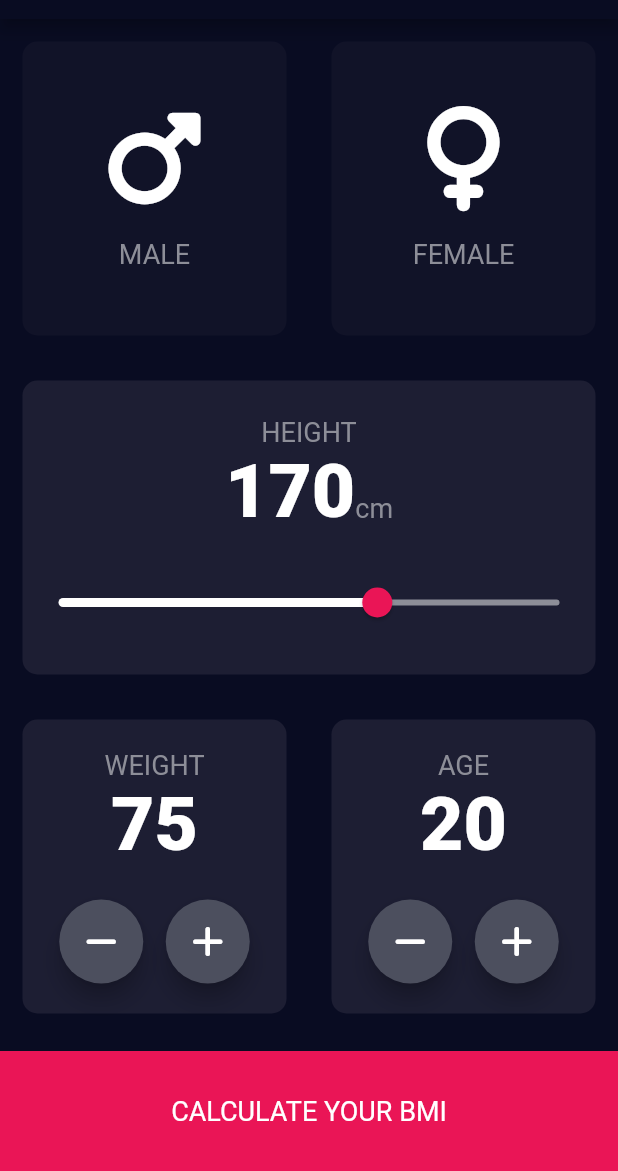
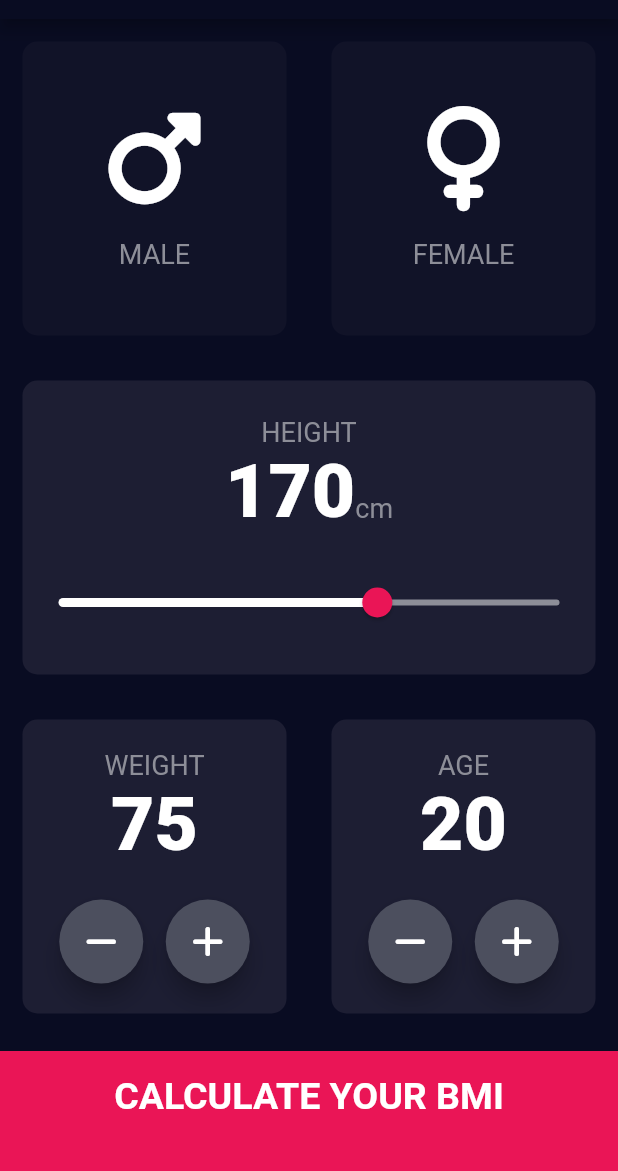
Before and after one commit to Flutter-Refs/bmi-calculator, a Flutter app: the screen it shows after launch, on a phone screen of 412 x 824 dp, the part 65-1236 px from its top. Run offline on Flutter 3.47's test engine with Material 2 defaults, Android fonts, the phone set to English and light mode, and no system bars; our stand-ins replace font_awesome_flutter.

Commit message:
Implemented result page layout and grouped components, pages, etc... into folders

```diff
--- /dev/null
+++ b/lib/components/bottom_button.dart
@@ -0,0 +1,37 @@
+// ignore_for_file: prefer_const_constructors
+
+import 'package:bmi_calculator/common/constants.dart';
+import 'package:flutter/material.dart';
+
+const bottomContainerHeight = 80.0;
+
+class BottomButton extends StatelessWidget {
+  final String label;
+  final VoidCallback onPressed;
+
+  const BottomButton({
+    super.key,
+    required this.onPressed,
+    required this.label,
+  });
+
+  @override
+  Widget build(BuildContext context) {
+    return GestureDetector(
+      onTap: onPressed,
+      child: Container(
+        color: kSecondaryColour,
+        width: double.infinity,
+        height: bottomContainerHeight,
+        margin: EdgeInsets.only(top: 10.0),
+        padding: EdgeInsets.only(bottom: 20.0),
+        child: Center(
+          child: Text(
+            label,
+            style: kLargeButtonTextStyle,
+          ),
+        ),
+      ),
+    );
+  }
+}
--- a/lib/gender_child_card.dart
+++ b/lib/components/gender_child_card.dart
@@ -1,7 +1,7 @@
 // ignore_for_file: must_be_immutable
 
-import 'package:bmi_calculator/label_text.dart';
-import 'package:bmi_calculator/gender.dart';
+import 'package:bmi_calculator/components/label_text.dart';
+import 'package:bmi_calculator/common/enums/gender.dart';
 import 'package:flutter/material.dart';
 import 'package:font_awesome_flutter/font_awesome_flutter.dart';
 
--- a/lib/label_text.dart
+++ b/lib/components/label_text.dart
@@ -1,7 +1,7 @@
 // Reusable text
 // ignore_for_file: must_be_immutable
 
-import 'package:bmi_calculator/constants.dart';
+import 'package:bmi_calculator/common/constants.dart';
 import 'package:flutter/material.dart';
 
 class LabelText extends StatelessWidget {
--- a/lib/reusable_card.dart
+++ b/lib/components/reusable_card.dart
@@ -2,7 +2,7 @@
 // ignore_for_file: must_be_immutable
 
 import 'package:flutter/material.dart';
-import 'package:bmi_calculator/constants.dart';
+import 'package:bmi_calculator/common/constants.dart';
 
 class ReusableCard extends StatelessWidget {
   final Color colour;
--- a/lib/input_number_type.dart
+++ /dev/null
@@ -1,4 +0,0 @@
-enum InputNumberType {
-  weight,
-  age,
-}
--- a/lib/main.dart
+++ b/lib/main.dart
@@ -1,7 +1,7 @@
 // ignore_for_file: prefer_const_constructors, use_full_hex_values_for_flutter_colors
 
-import 'package:bmi_calculator/constants.dart';
-import 'package:bmi_calculator/input_page.dart';
+import 'package:bmi_calculator/common/constants.dart';
+import 'package:bmi_calculator/pages/input_page.dart';
 import 'package:flutter/material.dart';
 
 void main() {
--- a/lib/input_page.dart
+++ b/lib/pages/input_page.dart
@@ -1,16 +1,16 @@
 // ignore_for_file: prefer_const_constructors, prefer_const_literals_to_create_immutables, must_be_immutable
 
-import 'package:bmi_calculator/constants.dart';
-import 'package:bmi_calculator/gender.dart';
-import 'package:bmi_calculator/gender_child_card.dart';
-import 'package:bmi_calculator/label_text.dart';
-import 'package:bmi_calculator/results_page.dart';
-import 'package:bmi_calculator/reusable_card.dart';
-import 'package:bmi_calculator/rounded_icon_button.dart';
+import 'package:bmi_calculator/components/bottom_button.dart';
+import 'package:bmi_calculator/common/constants.dart';
+import 'package:bmi_calculator/common/enums/gender.dart';
+import 'package:bmi_calculator/components/gender_child_card.dart';
+import 'package:bmi_calculator/components/label_text.dart';
+import 'package:bmi_calculator/pages/results_page.dart';
+import 'package:bmi_calculator/components/reusable_card.dart';
+import 'package:bmi_calculator/components/rounded_icon_button.dart';
 import 'package:flutter/material.dart';
 import 'package:font_awesome_flutter/font_awesome_flutter.dart';
 
-const bottomContainerHeight = 80.0;
 Gender? selectedGender;
 double height = 170;
 int weight = 75;
@@ -216,29 +216,11 @@ class _InputPageState extends State<InputPage> {
             ),
           ),
           // Calculate BMI
-          GestureDetector(
-            onTap: () {
-              Navigator.push(
-                context,
-                MaterialPageRoute(
-                  builder: (context) => ResultsPage(),
-                ),
-              );
-            },
-            child: Container(
-              color: kSecondaryColour,
-              width: double.infinity,
-              height: bottomContainerHeight,
-              margin: EdgeInsets.only(top: 10.0),
-              child: Center(
-                child: Text(
-                  'CALCULATE YOUR BMI',
-                  style: TextStyle(
-                    color: Colors.white,
-                    fontSize: 18,
-                  ),
-                ),
-              ),
+          BottomButton(
+            label: 'CALCULATE YOUR BMI',
+            onPressed: () => Navigator.push(
+              context,
+              MaterialPageRoute(builder: (context) => const ResultsPage()),
             ),
           ),
         ],
```
Also changed, not shown: lib/circle_icon.dart (deleted, +0 -26 lines), lib/common/constants.dart (renamed from lib/constants.dart, +25 -0 lines), lib/input_number_card.dart (deleted, +0 -86 lines), lib/numeric_text.dart (deleted, +0 -23 lines), lib/pages/results_page.dart (added, +70 -0 lines), lib/results_page.dart (deleted, +0 -15 lines), lib/common/enums/gender.dart (renamed from lib/gender.dart), lib/components/rounded_icon_button.dart (renamed from lib/rounded_icon_button.dart).
